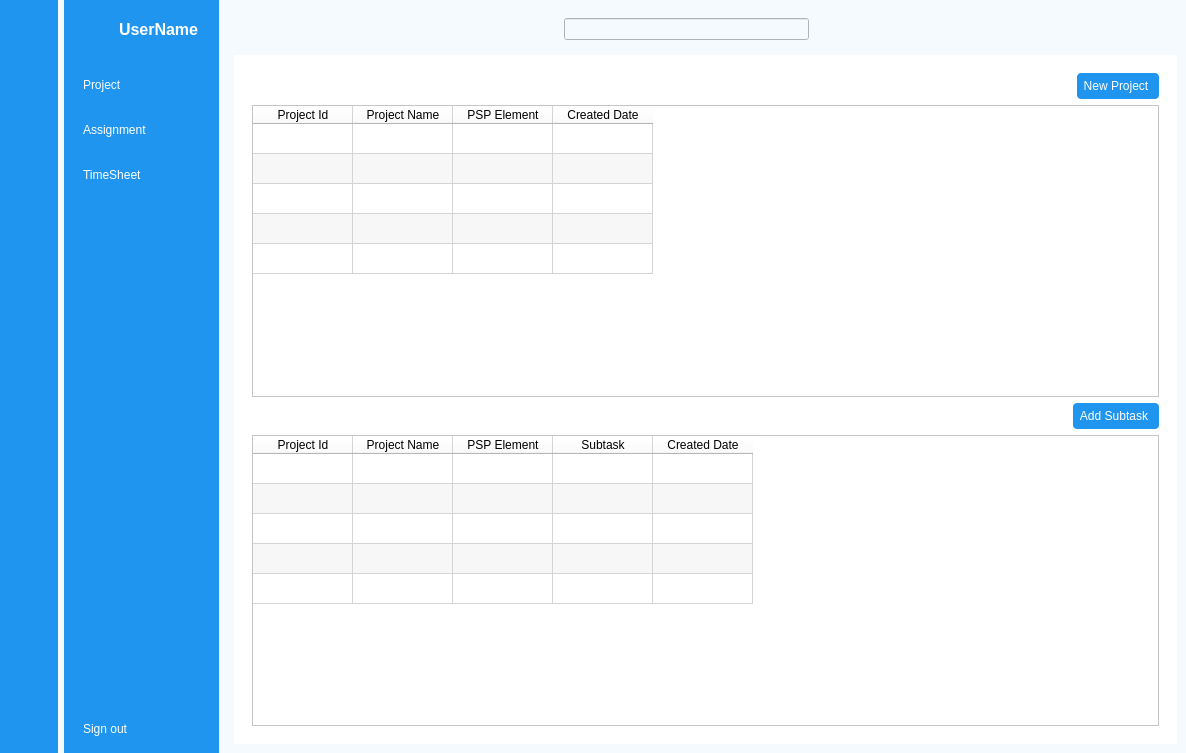
Old version of the form ui/ui/admin_dashboard.ui in the repository mohammedmeeraj/timesheet.
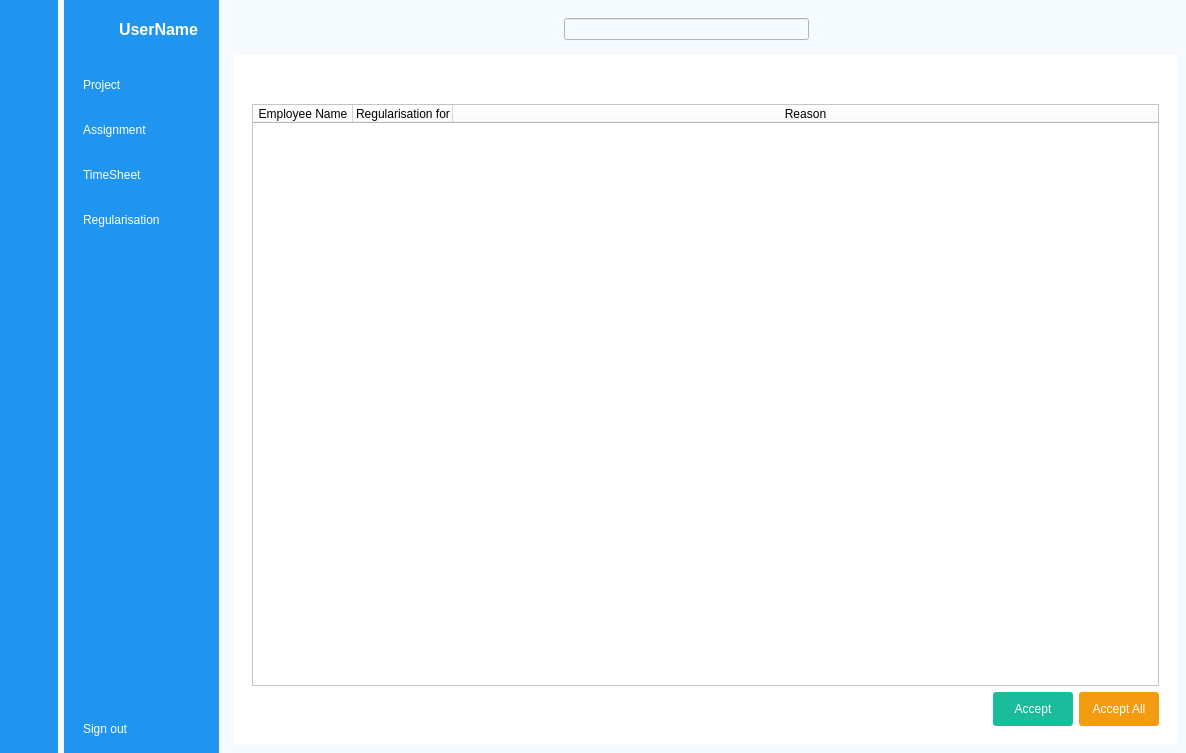
New version of the form. Icons and pictures are not drawn.

Patch:
```diff
--- a/ui/ui/admin_dashboard.ui
+++ b/ui/ui/admin_dashboard.ui
@@ -332,6 +332,39 @@
              <normaloff>:/icons/messages_white.png</normaloff>
              <normalon>:/icons/messages.png</normalon>:/icons/messages_white.png</iconset>
            </property>
+           <property name="iconSize">
+            <size>
+             <width>20</width>
+             <height>20</height>
+            </size>
+           </property>
+           <property name="checkable">
+            <bool>true</bool>
+           </property>
+           <property name="autoExclusive">
+            <bool>true</bool>
+           </property>
+          </widget>
+         </item>
+         <item>
+          <widget class="QPushButton" name="regularisation_btn_2">
+           <property name="cursor">
+            <cursorShape>PointingHandCursor</cursorShape>
+           </property>
+           <property name="text">
+            <string>Regularisation</string>
+           </property>
+           <property name="icon">
+            <iconset resource="../../resources.qrc">
+             <normaloff>:/assets/icons/regularization_white.png</normaloff>
+             <normalon>:/assets/icons/regularization.png</normalon>:/assets/icons/regularization_white.png</iconset>
+           </property>
+           <property name="iconSize">
+            <size>
+             <width>20</width>
+             <height>20</height>
+            </size>
+           </property>
            <property name="checkable">
             <bool>true</bool>
            </property>
@@ -490,7 +523,7 @@
           <string notr="true">background-color:rgb(255, 255, 255);</string>
          </property>
          <property name="currentIndex">
-          <number>0</number>
+          <number>3</number>
          </property>
          <widget class="QWidget" name="project_page">
           <layout class="QGridLayout" name="gridLayout_3">
@@ -593,10 +626,10 @@
                      <string notr="true">QPushButton{
 border:none;
 border-radius:4px;
-padding:6px;
+padding:10px;
 padding-left-10px;
 padding-right:10px;
-background-color: rgb(31, 149, 239);
+background-color: #1ABC9C;
 color:white;
 
 
@@ -816,11 +849,11 @@
                     <property name="styleSheet">
                      <string notr="true">QPushButton{
 border:none;
-border-radius:4px;
-padding:6px;
+border-radius:3px;
+padding:10px;
 padding-left-10px;
 padding-right:10px;
-background-color: rgb(31, 149, 239);
+background-color: #1ABC9C;
 color:white;
 
 
@@ -899,7 +932,7 @@
                    <bool>true</bool>
                   </property>
                   <attribute name="horizontalHeaderVisible">
-                   <bool>true</bool>
+                   <bool>false</bool>
                   </attribute>
                   <attribute name="horizontalHeaderHighlightSections">
                    <bool>true</bool>
@@ -1575,6 +1608,193 @@
            </item>
           </layout>
          </widget>
+         <widget class="QWidget" name="regularisation_page">
+          <layout class="QGridLayout" name="gridLayout_7">
+           <item row="0" column="0">
+            <widget class="QWidget" name="regularisation_page_widget" native="true">
+             <layout class="QVBoxLayout" name="verticalLayout_10">
+              <item>
+               <layout class="QHBoxLayout" name="horizontalLayout_10" stretch="1,0">
+                <item>
+                 <spacer name="horizontalSpacer_9">
+                  <property name="orientation">
+                   <enum>Qt::Horizontal</enum>
+                  </property>
+                  <property name="sizeHint" stdset="0">
+                   <size>
+                    <width>818</width>
+                    <height>20</height>
+                   </size>
+                  </property>
+                 </spacer>
+                </item>
+                <item>
+                 <widget class="QPushButton" name="refresh_reg_btn">
+                  <property name="minimumSize">
+                   <size>
+                    <width>25</width>
+                    <height>25</height>
+                   </size>
+                  </property>
+                  <property name="maximumSize">
+                   <size>
+                    <width>25</width>
+                    <height>25</height>
+                   </size>
+                  </property>
+                  <property name="styleSheet">
+                   <string notr="true">border:none;</string>
+                  </property>
+                  <property name="text">
+                   <string/>
+                  </property>
+                  <property name="icon">
+                   <iconset resource="../../check/resources.qrc">
+                    <normaloff>:/icons/refresh.png</normaloff>:/icons/refresh.png</iconset>
+                  </property>
+                 </widget>
+                </item>
+               </layout>
+              </item>
+              <item>
+               <widget class="QTableWidget" name="regularisation_table">
+                <property name="sizeAdjustPolicy">
+                 <enum>QAbstractScrollArea::AdjustToContents</enum>
+                </property>
+                <property name="alternatingRowColors">
+                 <bool>true</bool>
+                </property>
+                <property name="selectionBehavior">
+                 <enum>QAbstractItemView::SelectRows</enum>
+                </property>
+                <attribute name="horizontalHeaderStretchLastSection">
+                 <bool>true</bool>
+                </attribute>
+                <attribute name="verticalHeaderStretchLastSection">
+                 <bool>false</bool>
+                </attribute>
+                <column>
+                 <property name="text">
+                  <string>Employee Name</string>
+                 </property>
+                </column>
+                <column>
+                 <property name="text">
+                  <string>Regularisation for</string>
+                 </property>
+                </column>
+                <column>
+                 <property name="text">
+                  <string>Reason</string>
+                 </property>
+                </column>
+               </widget>
+              </item>
+              <item>
+               <layout class="QHBoxLayout" name="horizontalLayout_11" stretch="1,0,0">
+                <item>
+                 <spacer name="horizontalSpacer_10">
+                  <property name="orientation">
+                   <enum>Qt::Horizontal</enum>
+                  </property>
+                  <property name="sizeHint" stdset="0">
+                   <size>
+                    <width>648</width>
+                    <height>20</height>
+                   </size>
+                  </property>
+                 </spacer>
+                </item>
+                <item>
+                 <widget class="QPushButton" name="accept_btn">
+                  <property name="minimumSize">
+                   <size>
+                    <width>80</width>
+                    <height>0</height>
+                   </size>
+                  </property>
+                  <property name="cursor">
+                   <cursorShape>PointingHandCursor</cursorShape>
+                  </property>
+                  <property name="styleSheet">
+                   <string notr="true">QPushButton{
+border:none;
+border-radius:3px;
+padding:10px;
+padding-left-10px;
+padding-right:10px;
+background-color: #1ABC9C;
+
+color:white;
+
+
+
+
+
+}
+QPushButton:hover{
+background-color:#16A085;
+
+
+
+
+
+
+}</string>
+                  </property>
+                  <property name="text">
+                   <string>Accept</string>
+                  </property>
+                 </widget>
+                </item>
+                <item>
+                 <widget class="QPushButton" name="accept_all_btn">
+                  <property name="minimumSize">
+                   <size>
+                    <width>80</width>
+                    <height>0</height>
+                   </size>
+                  </property>
+                  <property name="cursor">
+                   <cursorShape>PointingHandCursor</cursorShape>
+                  </property>
+                  <property name="styleSheet">
+                   <string notr="true">QPushButton{
+border:none;
+border-radius:3px;
+padding:10px;
+padding-left-10px;
+padding-right:10px;
+background-color: #F39C12;
+color:white;
+
+
+
+
+
+}
+QPushButton:hover{
+background-color:#D68910;
+
+
+
+
+
+
+}</string>
+                  </property>
+                  <property name="text">
+                   <string>Accept All</string>
+                  </property>
+                 </widget>
+                </item>
+               </layout>
+              </item>
+             </layout>
+            </widget>
+           </item>
+          </layout>
+         </widget>
         </widget>
        </item>
       </layout>
```
Left out of the diff: 241 changed lines with no effect on the pictures.
